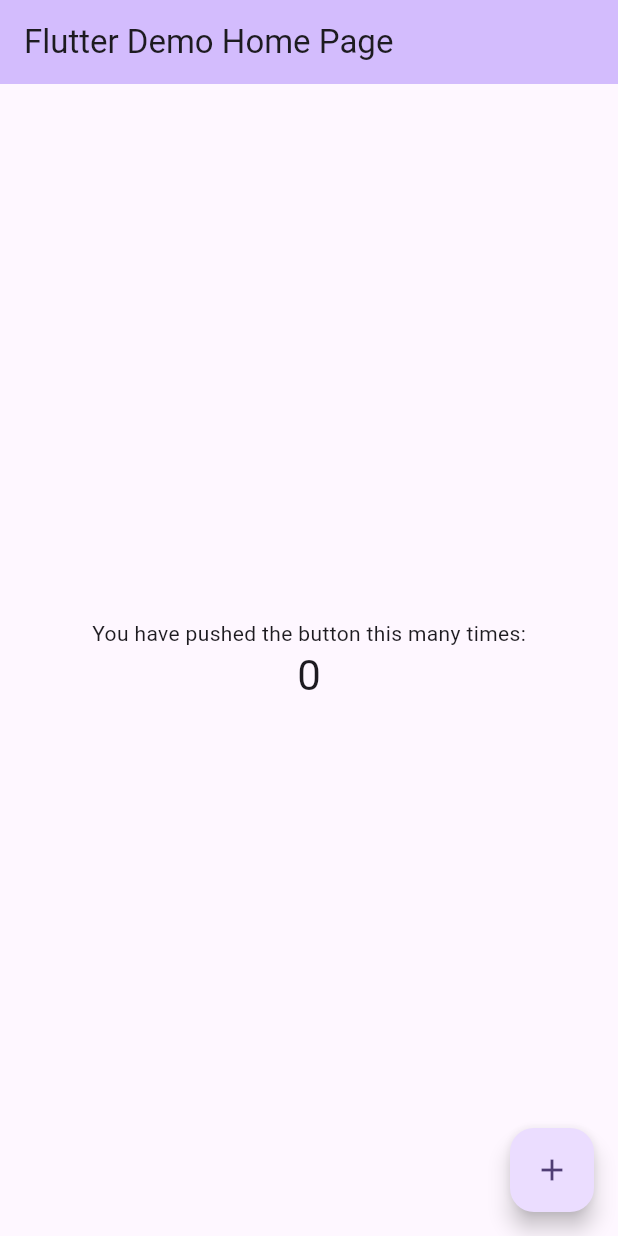
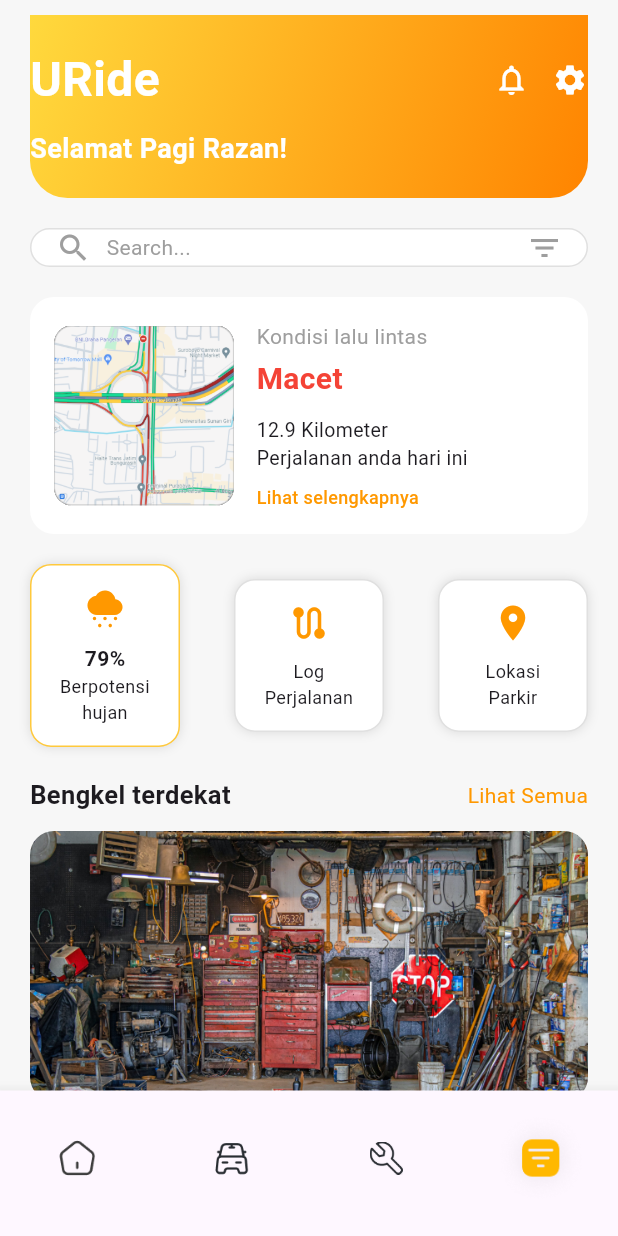
Before and after one commit to gustigratia/URide, a Flutter app: the screen it shows after launch, on a phone screen of 412 x 824 dp. Run offline on Flutter 3.47's test engine with Material 3 defaults, Android fonts, the phone set to English and light mode, and no system bars.

Commit message:
feat: add navbar

```diff
--- a/lib/main.dart
+++ b/lib/main.dart
@@ -1,4 +1,5 @@
 import 'package:flutter/material.dart';
+import 'screen/home.dart';
 
 void main() {
   runApp(const MyApp());
@@ -7,116 +8,16 @@ void main() {
 class MyApp extends StatelessWidget {
   const MyApp({super.key});
 
-  // This widget is the root of your application.
   @override
   Widget build(BuildContext context) {
     return MaterialApp(
-      title: 'Flutter Demo',
-      theme: ThemeData(
-        // This is the theme of your application.
-        //
-        // TRY THIS: Try running your application with "flutter run". You'll see
-        // the application has a purple toolbar. Then, without quitting the app,
-        // try changing the seedColor in the colorScheme below to Colors.green
-        // and then invoke "hot reload" (save your changes or press the "hot
-        // reload" button in a Flutter-supported IDE, or press "r" if you used
-        // the command line to start the app).
-        //
-        // Notice that the counter didn't reset back to zero; the application
-        // state is not lost during the reload. To reset the state, use hot
-        // restart instead.
-        //
-        // This works for code too, not just values: Most code changes can be
-        // tested with just a hot reload.
-        colorScheme: ColorScheme.fromSeed(seedColor: Colors.deepPurple),
-      ),
-      home: const MyHomePage(title: 'Flutter Demo Home Page'),
+      debugShowCheckedModeBanner: false,
+      initialRoute: '/',
+      routes: {
+        '/': (context) => const HomeScreen(),
+        // '/search': (context) => const SearchScreen(),
+        // '/profile': (context) => const ProfileScreen(),
+      },
     );
   }
 }
-
-class MyHomePage extends StatefulWidget {
-  const MyHomePage({super.key, required this.title});
-
-  // This widget is the home page of your application. It is stateful, meaning
-  // that it has a State object (defined below) that contains fields that affect
-  // how it looks.
-
-  // This class is the configuration for the state. It holds the values (in this
-  // case the title) provided by the parent (in this case the App widget) and
-  // used by the build method of the State. Fields in a Widget subclass are
-  // always marked "final".
-
-  final String title;
-
-  @override
-  State<MyHomePage> createState() => _MyHomePageState();
-}
-
-class _MyHomePageState extends State<MyHomePage> {
-  int _counter = 0;
-
-  void _incrementCounter() {
-    setState(() {
-      // This call to setState tells the Flutter framework that something has
-      // changed in this State, which causes it to rerun the build method below
-      // so that the display can reflect the updated values. If we changed
-      // _counter without calling setState(), then the build method would not be
-      // called again, and so nothing would appear to happen.
-      _counter++;
-    });
-  }
-
-  @override
-  Widget build(BuildContext context) {
-    // This method is rerun every time setState is called, for instance as done
-    // by the _incrementCounter method above.
-    //
-    // The Flutter framework has been optimized to make rerunning build methods
-    // fast, so that you can just rebuild anything that needs updating rather
-    // than having to individually change instances of widgets.
-    return Scaffold(
-      appBar: AppBar(
-        // TRY THIS: Try changing the color here to a specific color (to
-        // Colors.amber, perhaps?) and trigger a hot reload to see the AppBar
-        // change color while the other colors stay the same.
-        backgroundColor: Theme.of(context).colorScheme.inversePrimary,
-        // Here we take the value from the MyHomePage object that was created by
-        // the App.build method, and use it to set our appbar title.
-        title: Text(widget.title),
-      ),
-      body: Center(
-        // Center is a layout widget. It takes a single child and positions it
-        // in the middle of the parent.
-        child: Column(
-          // Column is also a layout widget. It takes a list of children and
-          // arranges them vertically. By default, it sizes itself to fit its
-          // children horizontally, and tries to be as tall as its parent.
-          //
-          // Column has various properties to control how it sizes itself and
-          // how it positions its children. Here we use mainAxisAlignment to
-          // center the children vertically; the main axis here is the vertical
-          // axis because Columns are vertical (the cross axis would be
-          // horizontal).
-          //
-          // TRY THIS: Invoke "debug painting" (choose the "Toggle Debug Paint"
-          // action in the IDE, or press "p" in the console), to see the
-          // wireframe for each widget.
-          mainAxisAlignment: MainAxisAlignment.center,
-          children: <Widget>[
-            const Text('You have pushed the button this many times:'),
-            Text(
-              '$_counter',
-              style: Theme.of(context).textTheme.headlineMedium,
-            ),
-          ],
-        ),
-      ),
-      floatingActionButton: FloatingActionButton(
-        onPressed: _incrementCounter,
-        tooltip: 'Increment',
-        child: const Icon(Icons.add),
-      ), // This trailing comma makes auto-formatting nicer for build methods.
-    );
-  }
-}
--- /dev/null
+++ b/lib/screen/home.dart
@@ -0,0 +1,345 @@
+import 'package:flutter/material.dart';
+import 'package:uride/widgets/bottom_nav.dart';
+
+class HomeScreen extends StatelessWidget {
+  const HomeScreen({super.key});
+
+  @override
+  Widget build(BuildContext context) {
+    return Scaffold(
+      backgroundColor: const Color(0xFFF7F7F7),
+      bottomNavigationBar: CustomBottomNav(
+        currentIndex: 3,
+        onTap: (index) {
+          print("Tapped: $index");
+        },
+      ),
+      body: SafeArea(
+        child: SingleChildScrollView(
+          padding: const EdgeInsets.symmetric(horizontal: 20),
+          child: Column(
+            crossAxisAlignment: CrossAxisAlignment.start,
+            children: [
+
+              const SizedBox(height: 10),
+              _buildHeader(),
+
+              const SizedBox(height: 20),
+              _buildSearchBar(),
+
+              const SizedBox(height: 20),
+              _buildTrafficCard(),
+
+              const SizedBox(height: 20),
+              _buildWeatherRow(),
+
+              const SizedBox(height: 20),
+              _buildNearestWorkshopTitle(),
+
+              const SizedBox(height: 12),
+              _buildWorkshopCard(),
+
+              const SizedBox(height: 80),
+            ],
+          ),
+        ),
+      ),
+    );
+  }
+
+  // ===============================
+  // HEADER
+  // ===============================
+  Widget _buildHeader() {
+    return Container(
+      padding: const EdgeInsets.symmetric(vertical: 20),
+      decoration: BoxDecoration(
+        gradient: const LinearGradient(
+          colors: [Color(0xFFFFD93D), Color(0xFFFF8400)],
+          begin: Alignment.topLeft,
+          end: Alignment.bottomRight,
+        ),
+        borderRadius: const BorderRadius.vertical(
+          bottom: Radius.circular(25),
+        ),
+      ),
+      child: Column(
+        crossAxisAlignment: CrossAxisAlignment.start,
+        children: [
+          Row(
+            mainAxisAlignment: MainAxisAlignment.spaceBetween,
+            children: [
+              const Text(
+                "URide",
+                style: TextStyle(
+                  fontSize: 32,
+                  fontWeight: FontWeight.bold,
+                  color: Colors.white,
+                ),
+              ),
+
+              Row(
+                children: const [
+                  Icon(Icons.notifications_none, color: Colors.white),
+                  SizedBox(width: 15),
+                  Icon(Icons.settings, color: Colors.white),
+                ],
+              )
+            ],
+          ),
+
+          const SizedBox(height: 10),
+          const Text(
+            "Selamat Pagi Razan!",
+            style: TextStyle(
+              fontSize: 18,
+              color: Colors.white,
+              fontWeight: FontWeight.w600,
+            ),
+          ),
+        ],
+      ),
+    );
+  }
+
+  // ===============================
+  // SEARCH BAR
+  // ===============================
+  Widget _buildSearchBar() {
+    return Container(
+      padding: const EdgeInsets.symmetric(horizontal: 16),
+      decoration: BoxDecoration(
+        color: Colors.white,
+        borderRadius: BorderRadius.circular(14),
+        border: Border.all(color: const Color(0xFFE0E0E0)),
+      ),
+      child: Row(
+        children: const [
+          Icon(Icons.search, color: Colors.grey),
+          SizedBox(width: 10),
+          Expanded(
+            child: Text(
+              "Search...",
+              style: TextStyle(color: Colors.grey),
+            ),
+          ),
+          Icon(Icons.filter_list, color: Colors.grey),
+        ],
+      ),
+    );
+  }
+
+  // ===============================
+  // TRAFFIC CARD
+  // ===============================
+  Widget _buildTrafficCard() {
+    return Container(
+      padding: const EdgeInsets.all(16),
+      decoration: BoxDecoration(
+        color: Colors.white,
+        borderRadius: BorderRadius.circular(16),
+      ),
+      child: Row(
+        children: [
+          // Fake map image
+          Container(
+            width: 120,
+            height: 120,
+            decoration: BoxDecoration(
+              borderRadius: BorderRadius.circular(12),
+              image: DecorationImage(
+                image: AssetImage("assets/images/map.png"),
+                fit: BoxFit.cover,
+              ),
+            ),
+          ),
+
+          const SizedBox(width: 15),
+
+          // Traffic info
+          Expanded(
+            child: Column(
+              crossAxisAlignment: CrossAxisAlignment.start,
+              children: const [
+                Text(
+                  "Kondisi lalu lintas",
+                  style: TextStyle(color: Colors.grey),
+                ),
+                SizedBox(height: 4),
+                Text(
+                  "Macet",
+                  style: TextStyle(
+                    fontWeight: FontWeight.bold,
+                    fontSize: 20,
+                    color: Colors.red,
+                  ),
+                ),
+                SizedBox(height: 10),
+                Text(
+                  "12.9 Kilometer\nPerjalanan anda hari ini",
+                  style: TextStyle(fontSize: 13),
+                ),
+                SizedBox(height: 8),
+                Text(
+                  "Lihat selengkapnya",
+                  style: TextStyle(
+                    color: Colors.orange,
+                    fontSize: 12,
+                    fontWeight: FontWeight.w500,
+                  ),
+                )
+              ],
+            ),
+          )
+        ],
+      ),
+    );
+  }
+
+  // ===============================
+  // WEATHER + BUTTON ROW
+  // ===============================
+  Widget _buildWeatherRow() {
+    return Row(
+      mainAxisAlignment: MainAxisAlignment.spaceBetween,
+      children: [
+        _weatherCard(79, "Berpotensi hujan", Icons.cloudy_snowing, true),
+        _weatherCard(null, "Log Perjalanan", Icons.route, false),
+        _weatherCard(null, "Lokasi Parkir", Icons.location_on, false),
+      ],
+    );
+  }
+
+  Widget _weatherCard(int? percent, String title, IconData icon, bool isActive) {
+    return Container(
+      width: 100,
+      padding: const EdgeInsets.all(14),
+      decoration: BoxDecoration(
+        color: isActive ? Colors.white : Colors.white,
+        borderRadius: BorderRadius.circular(14),
+        border: Border.all(
+          color: isActive ? const Color(0xFFFFC93C) : const Color(0xFFE0E0E0),
+        ),
+        boxShadow: const [
+          BoxShadow(
+            color: Colors.black12,
+            blurRadius: 6,
+          )
+        ],
+      ),
+      child: Column(
+        children: [
+          Icon(icon, color: Colors.orange, size: 28),
+          const SizedBox(height: 10),
+          if (percent != null)
+            Text(
+              "$percent%",
+              style: const TextStyle(fontWeight: FontWeight.bold),
+            ),
+          Text(
+            title,
+            textAlign: TextAlign.center,
+            style: const TextStyle(fontSize: 12),
+          ),
+        ],
+      ),
+    );
+  }
+
+  // ===============================
+  // WORKSHOP TITLE
+  // ===============================
+  Widget _buildNearestWorkshopTitle() {
+    return Row(
+      mainAxisAlignment: MainAxisAlignment.spaceBetween,
+      children: const [
+        Text(
+          "Bengkel terdekat",
+          style: TextStyle(fontSize: 17, fontWeight: FontWeight.bold),
+        ),
+        Text(
+          "Lihat Semua",
+          style: TextStyle(color: Colors.orange),
+        ),
+      ],
+    );
+  }
+
+  // ===============================
+  // WORKSHOP CARD
+  // ===============================
+  Widget _buildWorkshopCard() {
+    return Column(
+      children: [
+      Container(
+        height: 180,
+        decoration: BoxDecoration(
+          borderRadius: BorderRadius.circular(16),
+          image: const DecorationImage(
+            image: AssetImage("assets/images/workshop.png"),
+            fit: BoxFit.cover,
+          ),
+        ),
+      ),
+
+        const SizedBox(height: 10),
+
+        Container(
+          width: double.infinity,
+          padding: const EdgeInsets.all(16),
+          decoration: BoxDecoration(
+            color: Colors.white,
+            borderRadius: BorderRadius.circular(16),
+          ),
+          child: Row(
+            mainAxisAlignment: MainAxisAlignment.spaceBetween,
+            children: [
+              // Info
+              Column(
+                crossAxisAlignment: CrossAxisAlignment.start,
+                children: const [
+                  Text(
+                    "Bengkel Sinar Makmur",
+                    style: TextStyle(
+                      fontWeight: FontWeight.bold,
+                      fontSize: 15,
+                    ),
+                  ),
+                  SizedBox(height: 5),
+                  Row(
+                    children: [
+                      Icon(Icons.location_on, size: 16, color: Colors.grey),
+                      SizedBox(width: 3),
+                      Text("1 Km"),
+                      SizedBox(width: 10),
+                      Icon(Icons.star, size: 16, color: Colors.amber),
+                      SizedBox(width: 3),
+                      Text("4.7"),
+                    ],
+                  ),
+                ],
+              ),
+
+              // Button
+              Container(
+                padding: const EdgeInsets.symmetric(
+                  horizontal: 22,
+                  vertical: 10,
+                ),
+                decoration: BoxDecoration(
+                  color: Colors.green,
+                  borderRadius: BorderRadius.circular(30),
+                ),
+                child: const Text(
+                  "Buka",
+                  style: TextStyle(color: Colors.white),
+                ),
+              )
+            ],
+          ),
+        )
+      ],
+    );
+  }
+
+}
--- /dev/null
+++ b/lib/widgets/bottom_nav.dart
@@ -0,0 +1,90 @@
+import 'package:flutter/material.dart';
+
+class CustomBottomNav extends StatelessWidget {
+  final int currentIndex;
+  final ValueChanged<int>? onTap;
+
+  const CustomBottomNav({
+    super.key,
+    this.currentIndex = 0,
+    this.onTap,
+  });
+
+  @override
+  Widget build(BuildContext context) {
+    return BottomNavigationBar(
+      currentIndex: currentIndex,
+      onTap: onTap,
+      selectedItemColor: Colors.orange,
+      unselectedItemColor: Colors.grey,
+      type: BottomNavigationBarType.fixed,
+      showSelectedLabels: false,
+      showUnselectedLabels: false,
+      items: [
+        BottomNavigationBarItem(
+          icon: Image.asset(
+            "assets/icons/home.png",
+            width: 26,
+            height: 26,
+          ),
+          activeIcon: SizedBox(
+            width: 62,
+            height: 62,
+            child: Image.asset(
+              "assets/icons/home_active.png",
+            ),
+          ),
+          label: "",
+        ),
+
+        BottomNavigationBarItem(
+          icon: Image.asset(
+            "assets/icons/vehicle.png",
+            width: 24,
+            height: 24,
+          ),
+          activeIcon: SizedBox(
+            width: 62,
+            height: 62,
+            child: Image.asset(
+              "assets/icons/vehicle_active.png",
+            ),
+          ),
+          label: "",
+        ),
+
+        BottomNavigationBarItem(
+          icon: Image.asset(
+            "assets/icons/workshop.png",
+            width: 22,
+            height: 22,
+          ),
+          activeIcon: SizedBox(
+            width: 62,
+            height: 62,
+            child: Image.asset(
+              "assets/icons/workshop_active.png",
+            ),
+          ),
+          label: "",
+        ),
+
+        BottomNavigationBarItem(
+          icon: Image.asset(
+            "assets/icons/history.png",
+            width: 26,
+            height: 26,
+          ),
+          activeIcon: SizedBox(
+            width: 62,
+            height: 62,
+            child: Image.asset(
+              "assets/icons/history_active.png",
+            ),
+          ),
+          label: "",
+        ),
+      ],
+    );
+  }
+}
```
Also changed, not shown: pubspec.yaml (+11 -3 lines), assets/icons/history.png (added), assets/icons/history_active.png (added), assets/icons/home.png (added), assets/icons/home_active.png (added), assets/icons/vehicle.png (added), assets/icons/vehicle_active.png (added), assets/icons/workshop.png (added), assets/icons/workshop_active.png (added), assets/images/map.png (added), assets/images/workshop.png (added), lib/screen/search.dart (added).
